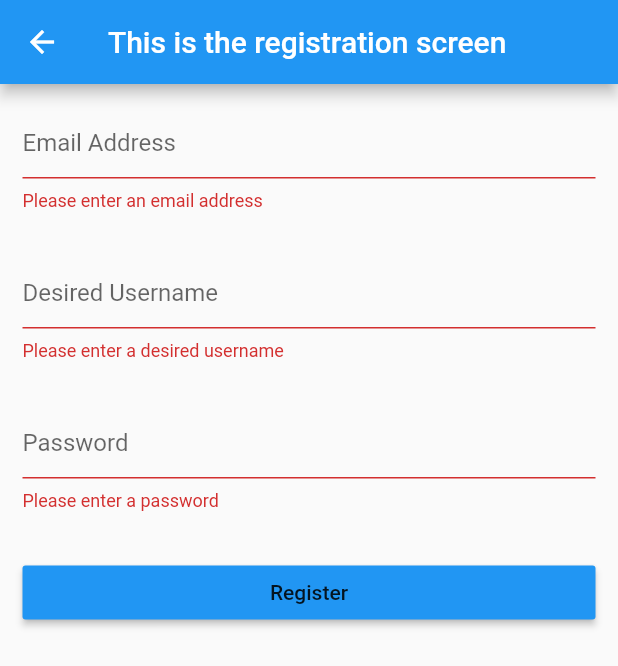
After one commit to mitchellreyes/flyxby, a Flutter app: the RegisterScreen screen opened by its route, after a tap on "Register", on a phone screen of 412 x 824 dp. The commit adds this screen. Shown: the top 666 px of the screen. Run offline on Flutter 3.47's test engine with Material 2 defaults, Android fonts, the phone set to English and light mode, and no system bars; our stand-ins replace avatar_glow, cloud_firestore, firebase_auth, flutter_icons, flutter_svg, modal_progress_hud; accounts and stored records are empty.

Commit message:
Adding new changes

```diff
--- a/lib/main.dart
+++ b/lib/main.dart
@@ -1,5 +1,6 @@
 import 'package:flutter/material.dart';
 import 'package:flyxby/profile_screen.dart';
+import 'package:flyxby/register_screen.dart';
 import 'package:flyxby/search_screen.dart';
 import 'package:flyxby/welcome_screen.dart';
 import 'package:flyxby/login_screen.dart';
@@ -17,6 +18,7 @@ class FlyxBy extends StatelessWidget {
         WelcomeScreen.id: (context) => WelcomeScreen(),
         LoginScreen.id: (context) => LoginScreen(),
         SearchScreen.id: (context) => SearchScreen(),
+        RegisterScreen.id: (context) => RegisterScreen(),
         ProfileScreen.id: (context) => ProfileScreen(),
       },
     );
--- /dev/null
+++ b/lib/register_screen.dart
@@ -0,0 +1,185 @@
+import 'package:flutter/material.dart';
+import 'package:flutter/services.dart';
+import 'package:flutter_icons/flutter_icons.dart';
+import 'package:flyxby/search_screen.dart';
+import 'package:firebase_auth/firebase_auth.dart';
+import 'package:modal_progress_hud/modal_progress_hud.dart';
+import 'package:cloud_firestore/cloud_firestore.dart';
+import 'dart:math';
+
+class RegisterScreen extends StatefulWidget {
+  static const String id = 'Register Screen';
+  @override
+  _RegisterScreenState createState() => _RegisterScreenState();
+}
+
+class _RegisterScreenState extends State<RegisterScreen> {
+  final _firestore = Firestore.instance;
+  final _formkey = GlobalKey<FormState>();
+  final _auth = FirebaseAuth.instance;
+  final alphanumeric = RegExp(r'^[a-zA-Z0-9]+$');
+  bool showSpinner = false;
+
+  String email;
+  String password;
+  String username;
+
+  @override
+  Widget build(BuildContext context) {
+    return ModalProgressHUD(
+      inAsyncCall: showSpinner,
+      child: Scaffold(
+        //need to change this app bar
+        appBar: AppBar(
+          title: Text('This is the registration screen'),
+        ),
+        body: SafeArea(
+          child: Form(
+            key: _formkey,
+            child: Column(
+              crossAxisAlignment: CrossAxisAlignment.stretch,
+              children: <Widget>[
+                Padding(
+                  padding: EdgeInsets.all(15.0),
+                  child: TextFormField(
+                    keyboardType: TextInputType.emailAddress,
+                    decoration:
+                        const InputDecoration(hintText: 'Email Address'),
+                    validator: (value) {
+                      if (value.isEmpty) {
+                        return 'Please enter an email address';
+                      }
+                      return null;
+                    },
+                    onChanged: (value) {
+                      email = value.trim();
+                    },
+                  ),
+                ),
+                Padding(
+                  padding: EdgeInsets.all(15.0),
+                  child: TextFormField(
+                    decoration:
+                        const InputDecoration(hintText: 'Desired Username'),
+                    validator: (value) {
+                      if (value.isEmpty) {
+                        return 'Please enter a desired username';
+                      } else {
+                        return alphanumeric.hasMatch(value)
+                            ? null
+                            : 'Only letters and numbers allowed in usernames';
+                      }
+                      return null;
+                    },
+                    onChanged: (value) {
+                      username = value.trim();
+                    },
+                  ),
+                ),
+                Padding(
+                  padding: EdgeInsets.all(15.0),
+                  child: TextFormField(
+                    obscureText: true,
+                    decoration: const InputDecoration(
+                      hintText: 'Password',
+                    ),
+                    validator: (value) {
+                      if (value.isEmpty) {
+                        return 'Please enter a password';
+                      }
+                      return null;
+                    },
+                    onChanged: (value) {
+                      password = value;
+                    },
+                  ),
+                ),
+                Padding(
+                  padding: const EdgeInsets.all(15.0),
+                  child: MaterialButton(
+                    child: Text('Register'),
+                    color: Colors.blue,
+                    onPressed: () async {
+                      if (_formkey.currentState.validate()) {
+                        //process the data to firebase
+                        //then push named route
+                        setState(() {
+                          showSpinner = true;
+                        });
+                        try {
+                          final newUser =
+                              await _auth.createUserWithEmailAndPassword(
+                                  email: email, password: password);
+                          if (newUser != null) {
+                            try {
+                              int min = 0000;
+                              int max = 9999;
+                              var randomizer = Random();
+                              var rNum = min + randomizer.nextInt(max - min);
+                              String flyxby_id =
+                                  '#' + rNum.toString().padLeft(4, '0');
+                              QuerySnapshot id_result = await Firestore.instance
+                                  .collection('users')
+                                  .where('flyxby_id', isEqualTo: flyxby_id)
+                                  .limit(1)
+                                  .getDocuments();
+                              QuerySnapshot username_result = await Firestore
+                                  .instance
+                                  .collection('users')
+                                  .where('username', isEqualTo: username)
+                                  .limit(1)
+                                  .getDocuments();
+
+                              while (id_result.documents.length >= 1 &&
+                                  username_result.documents.length >= 1) {
+                                rNum = min + randomizer.nextInt(max - min);
+                                flyxby_id =
+                                    '#' + rNum.toString().padLeft(4, '0');
+                                id_result = await Firestore.instance
+                                    .collection('users')
+                                    .where('flyxby_id', isEqualTo: flyxby_id)
+                                    .limit(1)
+                                    .getDocuments();
+                                username_result = await Firestore.instance
+                                    .collection('users')
+                                    .where('username', isEqualTo: username)
+                                    .limit(1)
+                                    .getDocuments();
+                              }
+                              _firestore
+                                  .collection('users')
+                                  .document(newUser.user.uid)
+                                  .setData({
+                                'flyxby_id': flyxby_id,
+                                'uid': newUser.user.uid,
+                                'username': username,
+                              });
+                            } catch (e) {
+                              //TODO: Need to think of what to do if this fails. Will probably need to delete the user then go back to welcome screen.
+                              print(e);
+                            }
+                            Navigator.of(context).pushAndRemoveUntil(
+                                MaterialPageRoute(
+                                    builder: (BuildContext context) =>
+                                        SearchScreen()),
+                                ModalRoute.withName(SearchScreen.id));
+                          }
+                          setState(() {
+                            showSpinner = false;
+                          });
+                        } catch (e) {
+                          //TODO: Need to show exception somehow
+                          print(e);
+                        }
+                      }
+                    },
+                  ),
+                ),
+              ],
+            ),
+          ),
+        ),
+      ),
+    );
+  }
+}
--- a/lib/welcome_screen.dart
+++ b/lib/welcome_screen.dart
@@ -1,5 +1,6 @@
 import 'package:flutter/material.dart';
 import 'package:flyxby/login_screen.dart';
+import 'package:flyxby/register_screen.dart';
 
 class WelcomeScreen extends StatefulWidget {
   static const String id = 'Welcome Screen';
@@ -49,7 +50,7 @@ class _WelcomeScreenState extends State<WelcomeScreen> {
                       height: 50.0,
                       color: Colors.blue,
                       onPressed: () {
-                        Navigator.pushNamed(context, LoginScreen.id);
+                        Navigator.pushNamed(context, RegisterScreen.id);
                       },
                     ),
                   ],
--- a/pubspec.yaml
+++ b/pubspec.yaml
@@ -25,6 +25,11 @@ dependencies:
   cupertino_icons: ^0.1.2
   flutter_icons: ^1.1.0
   avatar_glow: ^1.2.0
+  flutter_svg: ^0.17.4
+  firebase_core: ^0.4.5
+  firebase_auth: ^0.16.1
+  cloud_firestore: ^0.13.6
+  modal_progress_hud: ^0.1.3
 
 dev_dependencies:
   flutter_test:
```
Also changed, not shown: lib/login_screen.dart (+36 -5 lines), lib/profile_screen.dart (+12 -3 lines), lib/search_screen.dart (+18 -0 lines), images/orbiter.svg (added), pubspec.lock, 11 other files.
